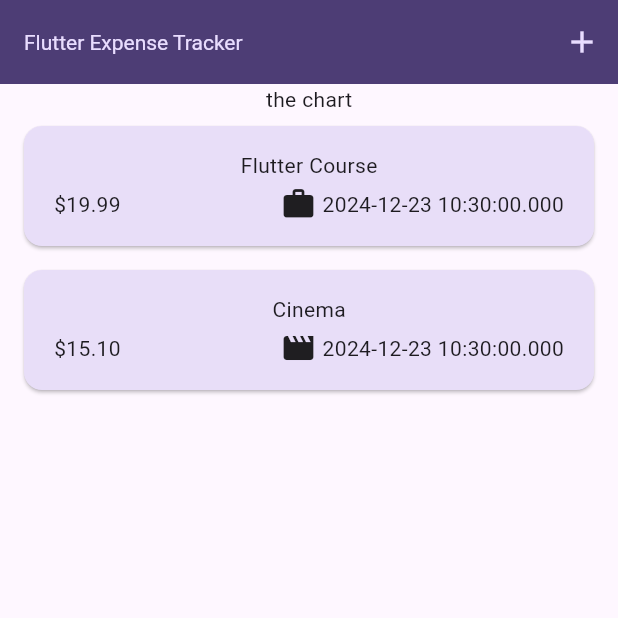
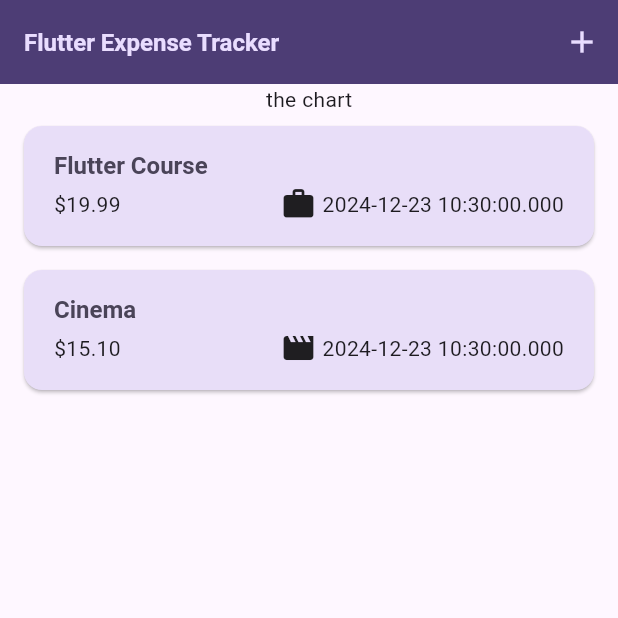
Before and after one commit to Ali-Rhayem/Expense_Tracker, a Flutter app: the screen it shows after launch, on a phone screen of 412 x 824 dp, the top half of it. Run offline on Flutter 3.47's test engine with Material 3 defaults, Android fonts, the phone set to English and light mode, and no system bars.

Commit message:
Update text styling in main theme and enhance layout in ExpenseItem widget

```diff
--- a/lib/main.dart
+++ b/lib/main.dart
@@ -28,9 +28,9 @@ void main() {
         ),
         textTheme: ThemeData().textTheme.copyWith(
               titleLarge: TextStyle(
-                fontWeight: FontWeight.normal,
+                fontWeight: FontWeight.bold,
                 color: kColorScheme.onSecondaryContainer,
-                fontSize: 14,
+                fontSize: 16,
               ),
             ),
       ),
--- a/lib/widgets/expenses_list/expense_item.dart
+++ b/lib/widgets/expenses_list/expense_item.dart
@@ -14,8 +14,9 @@ class ExpenseItem extends StatelessWidget {
           horizontal: 20,
         ),
         child: Column(
+          crossAxisAlignment: CrossAxisAlignment.start,
           children: [
-            Text(expense.title),
+            Text(expense.title,style: Theme.of(context).textTheme.titleLarge,),
             const SizedBox(height: 4),
             Row(
               children: [
```
